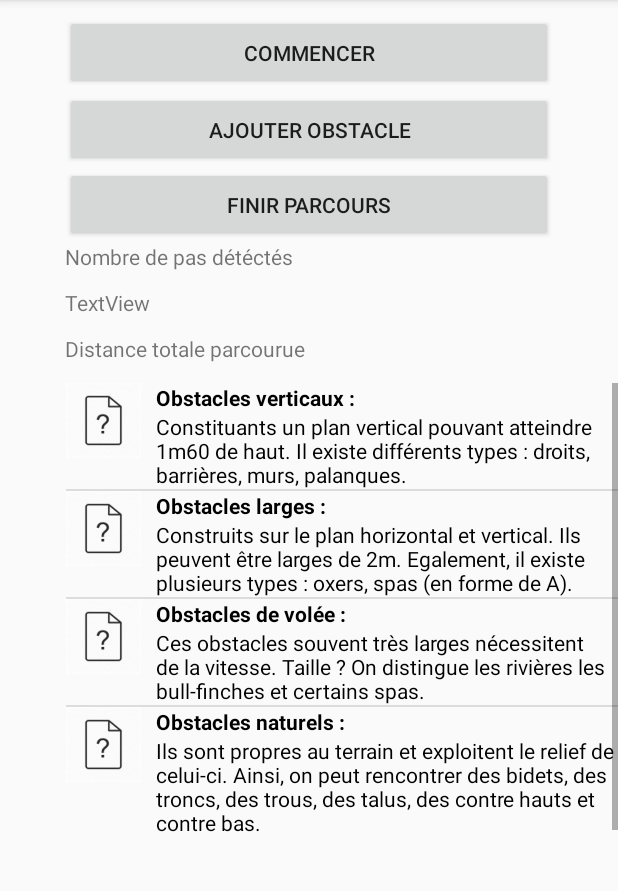
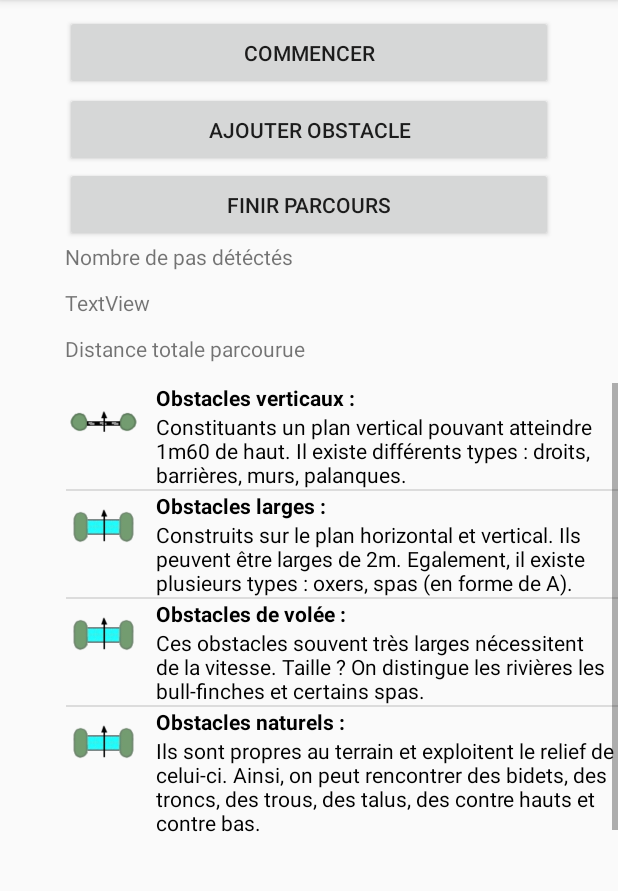
Before and after one commit to DylanBrault/ProjetIngenieurHOJA, an Android app: the EnregistrementParcours screen opened directly, with no data from a screen before it, after a tap on "Obstacles verticaux :", on a phone screen of 412 x 824 dp, the part 84-975 px from its top. Run offline under Robolectric (Android 15) with nearby library versions, the light colour scheme and no system bars; 2 statements that could not run were skipped; 1 other tap on this screen came first.

```diff
--- a/Compass/app/src/main/java/com/example/timotemalherbe/compass/EnregistrementParcours.java
+++ b/Compass/app/src/main/java/com/example/timotemalherbe/compass/EnregistrementParcours.java
@@ -49,6 +49,7 @@ public class EnregistrementParcours extends AppCompatActivity implements SensorE
     ArrayList mObstaclesY;
     ArrayList mTypeObstacles;
     List<Obstacle> obstacles = new ArrayList<Obstacle>();
+    ArrayList mNumerosObstacles;
 
     // Champs de capteurs
     private SensorManager mSensorManager;
@@ -67,7 +68,9 @@ public class EnregistrementParcours extends AppCompatActivity implements SensorE
     public static final String EXTRA_TYPEOBSTACLES = "com.example.timotemalherbe.TYPEOBSTACLES";
     public static final String EXTRA_OBSTACLESX = "com.example.timotemalherbe.OBSTACLESX";
     public static final String EXTRA_OBSTACLESY = "com.example.timotemalherbe.OBSTACLESY";
+    public static final String EXTRA_NUMEROSOBSTACLES = "com.example.timotemalherbe.NUMEROSOBSTACLES";
     public static final String EXTRA_OBSTACLESTYPESNBR="com.example.timotemalherbe.OBSTACLESTYPESNBR";
+    public static final String EXTRA_DISTANCE="com.example.timotemalherbe.DISTANCE";
     //TextView tvHeading;
 
     @Override
@@ -105,14 +108,16 @@ public class EnregistrementParcours extends AppCompatActivity implements SensorE
         mObstaclesX=new ArrayList();
         mObstaclesY=new ArrayList();
         mTypeObstacles=new ArrayList();
+        mNumerosObstacles=new ArrayList();
         mListView=findViewById(R.id.listView);
         mListView.setClickable(true);
         mListView.setOnItemClickListener(new AdapterView.OnItemClickListener() {
             @Override
             public void onItemClick(AdapterView<?> adapterView, View view, int i, long l) {
-                mTypeObstacles.add(obstacles.get(i).getType_obstacle());
+                mTypeObstacles.add(obstacles.get(i).getTypeObstacleInt());
                 mObstaclesX.add(x);
                 mObstaclesY.add(y);
+                mNumerosObstacles.add(mXArrayList.size()-1);
             }
         });
 
@@ -189,10 +194,10 @@ public class EnregistrementParcours extends AppCompatActivity implements SensorE
 
         //Initialization of the ViewHolder
         mListView = findViewById(R.id.listView);
-        Obstacle oVerticaux=new Obstacle(R.drawable.att,"Obstacles verticaux :","Constituants un plan vertical pouvant atteindre 1m60 de haut. Il existe différents types : droits, barrières, murs, palanques.");
-        Obstacle oLarges=new Obstacle(R.drawable.att,"Obstacles larges : ","Construits sur le plan horizontal et vertical. Ils peuvent être larges de 2m. Egalement, il existe plusieurs types : oxers, spas (en forme de A).");
-        Obstacle oVolee=new Obstacle(R.drawable.att,"Obstacles de volée : ","Ces obstacles souvent très larges nécessitent de la vitesse. Taille ? On distingue les rivières les bull-finches et certains spas.");
-        Obstacle oNaturels=new Obstacle(R.drawable.att,"Obstacles naturels : ","Ils sont propres au terrain et exploitent le relief de celui-ci. Ainsi, on peut rencontrer des bidets, des troncs, des trous, des talus, des contre hauts et contre bas.");
+        Obstacle oVerticaux=new Obstacle(R.drawable.droit,"Obstacles verticaux :","Constituants un plan vertical pouvant atteindre 1m60 de haut. Il existe différents types : droits, barrières, murs, palanques.",0);
+        Obstacle oLarges=new Obstacle(R.drawable.riviere,"Obstacles larges : ","Construits sur le plan horizontal et vertical. Ils peuvent être larges de 2m. Egalement, il existe plusieurs types : oxers, spas (en forme de A).",1);
+        Obstacle oVolee=new Obstacle(R.drawable.riviere,"Obstacles de volée : ","Ces obstacles souvent très larges nécessitent de la vitesse. Taille ? On distingue les rivières les bull-finches et certains spas.",2);
+        Obstacle oNaturels=new Obstacle(R.drawable.riviere,"Obstacles naturels : ","Ils sont propres au terrain et exploitent le relief de celui-ci. Ainsi, on peut rencontrer des bidets, des troncs, des trous, des talus, des contre hauts et contre bas.",3);
         obstacles.add(oVerticaux);
         obstacles.add(oLarges);
         obstacles.add(oVolee);
@@ -294,6 +299,8 @@ public class EnregistrementParcours extends AppCompatActivity implements SensorE
         intent.putExtra(EXTRA_OBSTACLESX,mObstaclesX);
         intent.putExtra(EXTRA_OBSTACLESY,mObstaclesY);
         intent.putExtra(EXTRA_OBSTACLESTYPESNBR,obstacles.size());
+        intent.putExtra(EXTRA_NUMEROSOBSTACLES,mNumerosObstacles);
+        intent.putExtra(EXTRA_DISTANCE,stepLength);
         startActivity(intent);
     }
 
@@ -323,7 +330,7 @@ public class EnregistrementParcours extends AppCompatActivity implements SensorE
                         alertDialog2.setNeutralButton("OK",
                                 new DialogInterface.OnClickListener() {
                                     public void onClick(DialogInterface dialog, int which) {
-                                        Obstacle o=new Obstacle(R.drawable.att,input.getText().toString(),input2.getText().toString());
+                                        Obstacle o=new Obstacle(R.drawable.att,input.getText().toString(),input2.getText().toString(),obstacles.size());
                                         obstacles.add(o);
                                     }
                                 }
--- a/Compass/app/src/main/java/com/example/timotemalherbe/compass/Obstacle.java
+++ b/Compass/app/src/main/java/com/example/timotemalherbe/compass/Obstacle.java
@@ -8,11 +8,14 @@ public class Obstacle {
     private String type_obstacle;
     private String distance_obstacle;
     private int image_obstacle;//Ressource à produire pour les images d'obstacles
+    private int numero_obstacle;
+    private int typeObstacleInt;
 
-    public Obstacle(int image, String pseudo, String text) {
+    public Obstacle(int image, String pseudo, String text,int typeObsInt) {
         this.type_obstacle = pseudo;
         this.distance_obstacle = text;
         this.image_obstacle=image;
+        this.typeObstacleInt=typeObsInt;
     }
 
     public void setType_obstacle(String type_obstacle){
@@ -38,4 +41,6 @@ public class Obstacle {
     public int getImage_obstacle() {
         return image_obstacle;
     }
+
+    public int getTypeObstacleInt() {return typeObstacleInt;}
 }
--- a/Compass/app/src/main/res/layout/activity_carte.xml
+++ b/Compass/app/src/main/res/layout/activity_carte.xml
@@ -29,7 +29,7 @@
         app:layout_constraintTop_toTopOf="parent"
         app:layout_editor_absoluteX="317dp"
         app:layout_editor_absoluteY="16dp"
-        app:srcCompat="@drawable/nort" />
+        app:srcCompat="@drawable/nord" />
 
     <TextView
         android:id="@+id/textView"
```
Also changed, not shown: Compass/app/src/main/java/com/example/timotemalherbe/compass/Carte.java (+63 -1 lines), Compass/app/src/main/java/com/example/timotemalherbe/compass/MainActivity.java (+18 -0 lines), Compass/app/src/main/res/drawable/droit.png (added), Compass/app/src/main/res/drawable/finish.png (added), Compass/app/src/main/res/drawable/nord.png (added), Compass/app/src/main/res/drawable/nort.png (deleted), Compass/app/src/main/res/drawable/obstacle_riviere.png (added), Compass/app/src/main/res/drawable/oxer.png (added), Compass/app/src/main/res/drawable/riviere.png (added), Compass/app/src/main/res/drawable/start.png (added).
